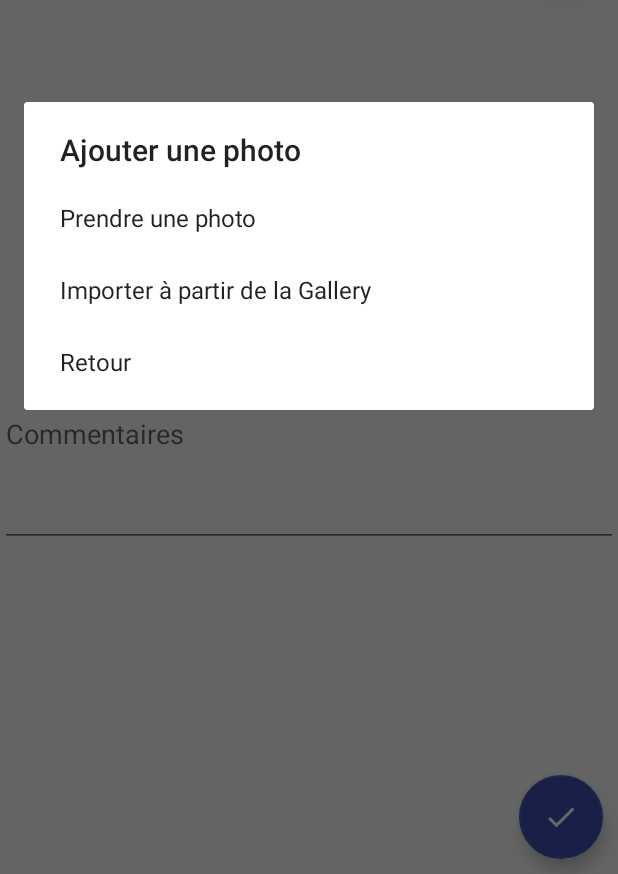
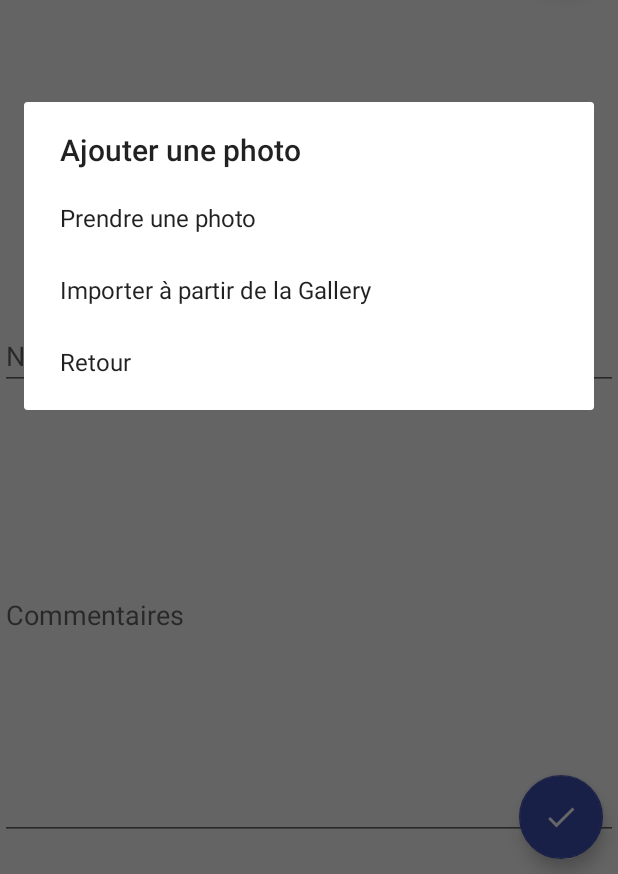
Before and after one commit to Aasgard/CarnetDePecheV2, an Android app: the AddPlace screen opened directly, with no data from a screen before it, after a tap on an icon or button, on a phone screen of 412 x 824 dp, the part 362-1236 px from its top. Run offline under Robolectric (Android 15) with nearby library versions, the phone set to English and light mode, and no system bars.

Commit message:
Added PlaceName TextView in AddPlace

```diff
--- a/app/src/main/res/layout/activity_add_place.xml
+++ b/app/src/main/res/layout/activity_add_place.xml
@@ -71,11 +71,20 @@
 
             <EditText
                 android:layout_width="match_parent"
-                android:layout_height="150dp"
+                android:layout_height="wrap_content"
+                android:inputType="textPersonName"
+                android:ems="10"
+                android:id="@+id/add_place_placename"
+                android:layout_below="@+id/map"
+                android:hint="Nom du coin" />
+
+            <EditText
+                android:layout_width="match_parent"
+                android:layout_height="300dp"
                 android:inputType="textMultiLine"
                 android:ems="10"
                 android:id="@+id/add_place_commentaries"
-                android:layout_below="@+id/map"
+                android:layout_below="@+id/add_place_placename"
                 android:hint="Commentaires" />
 
 
```
